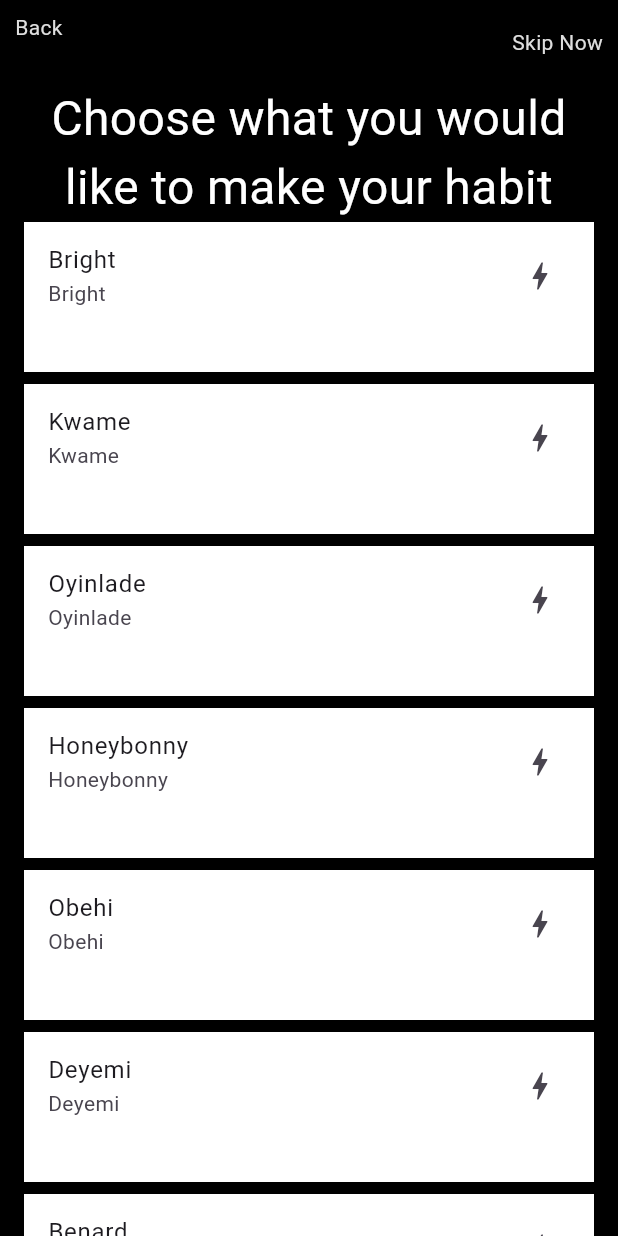
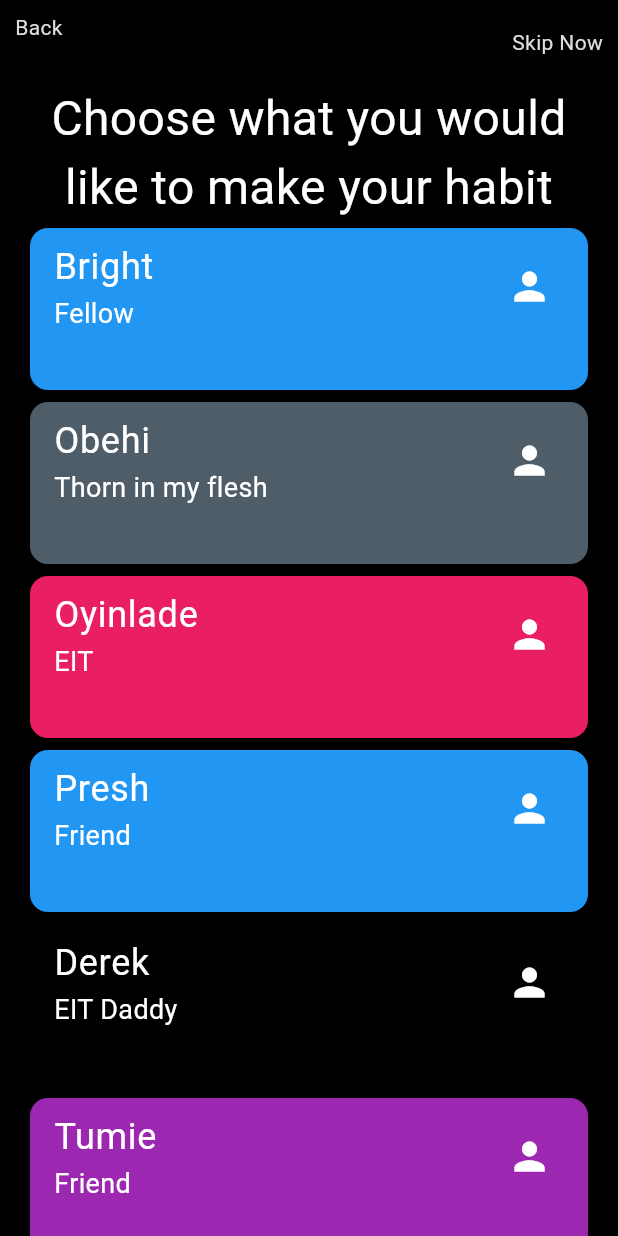
Before and after one commit to Lizdev-05/on_boarding, a Flutter app: the screen it shows after launch, on a phone screen of 412 x 824 dp. Run offline on Flutter 3.47's test engine with Material 3 defaults, Android fonts, the phone set to English and light mode, and no system bars.

Commit message:
Display the items dynamically

```diff
--- a/lib/habit_list_page.dart
+++ b/lib/habit_list_page.dart
@@ -7,16 +7,32 @@ class HabitListPage extends StatefulWidget {
   State<HabitListPage> createState() => _HabitListPageState();
 }
 
+class FeedItem {
+  final String name;
+  final String job;
+  final int age;
+  final Color? color;
+
+  FeedItem(
+      {required this.name,
+      required this.job,
+      required this.age,
+      required this.color});
+}
+
 class _HabitListPageState extends State<HabitListPage> {
-  List<String> feedItems = [
-    "Bright",
-    "Kwame",
-    "Oyinlade",
-    "Honeybonny",
-    "Obehi",
-    "Deyemi",
-    "Benard",
-    "Derek"
+  List<FeedItem> feedItems = [
+    FeedItem(name: "Bright", job: "Fellow", age: 32, color: Colors.blue),
+    FeedItem(
+        name: "Obehi",
+        job: "Thorn in my flesh",
+        age: 25,
+        color: const Color.fromARGB(255, 79, 93, 104)),
+    FeedItem(name: "Oyinlade", job: "EIT", age: 23, color: Colors.pink),
+    FeedItem(name: "Presh", job: "Friend", age: 20, color: Colors.blue),
+    FeedItem(name: "Derek", job: "EIT Daddy", age: 23, color: Colors.black),
+    FeedItem(name: "Tumie", job: "Friend", age: 20, color: Colors.purple),
+    FeedItem(name: "Mobby", job: "Friendnemy", age: 50, color: Colors.green),
   ];
 
   @override
@@ -55,18 +71,36 @@ class _HabitListPageState extends State<HabitListPage> {
             ),
             Expanded(
               child: ListView.builder(
-                scrollDirection: Axis.vertical,
+                // scrollDirection: Axis.vertical,
                 itemCount: feedItems.length,
-                itemBuilder: (BuildContext context, int position) {
-                  String name = feedItems[position];
-                  return Container(
-                    margin: const EdgeInsets.only(bottom: 8),
-                    color: Colors.white,
-                    height: 100,
-                    child: ListTile(
-                      title: Text(name),
-                      subtitle: Text(name),
-                      trailing: const Icon(Icons.bolt),
+                itemBuilder: (BuildContext context, int index) {
+                  // String name = feedItems[position];
+                  // FeedItem item = feedItems[position];
+                  FeedItem item = feedItems[index];
+                  return Card(
+                    color: item.color ?? Colors.white,
+                    child: Container(
+                      margin: const EdgeInsets.only(bottom: 8),
+                      // color: (item.color),
+
+                      height: 100,
+                      child: ListTile(
+                        title: Text(
+                          item.name,
+                          style: const TextStyle(
+                              color: Colors.white, fontSize: 24),
+                        ),
+                        subtitle: Text(
+                          item.job,
+                          style: const TextStyle(
+                              color: Colors.white, fontSize: 18),
+                        ),
+                        trailing: const Icon(
+                          Icons.person,
+                          color: Colors.white,
+                          size: 30,
+                        ),
+                      ),
                     ),
                   );
                 },
--- /dev/null
+++ b/lib/tidy_me_app.dart
@@ -0,0 +1,16 @@
+import 'package:flutter/material.dart';
+import 'package:on_bord/tidy_me_page.dart';
+
+class TidyMeApp extends StatelessWidget {
+  const TidyMeApp({super.key});
+
+  @override
+  Widget build(BuildContext context) {
+    return const MaterialApp(
+      debugShowCheckedModeBanner: false,
+      home: Scaffold(
+        body: TidyMePage(),
+      ),
+    );
+  }
+}
--- /dev/null
+++ b/lib/tidy_me_page.dart
@@ -0,0 +1,15 @@
+import 'package:flutter/material.dart';
+
+class TidyMePage extends StatefulWidget {
+  const TidyMePage({super.key});
+
+  @override
+  State<TidyMePage> createState() => _TidyMePageState();
+}
+
+class _TidyMePageState extends State<TidyMePage> {
+  @override
+  Widget build(BuildContext context) {
+    return const Scaffold();
+  }
+}
```
